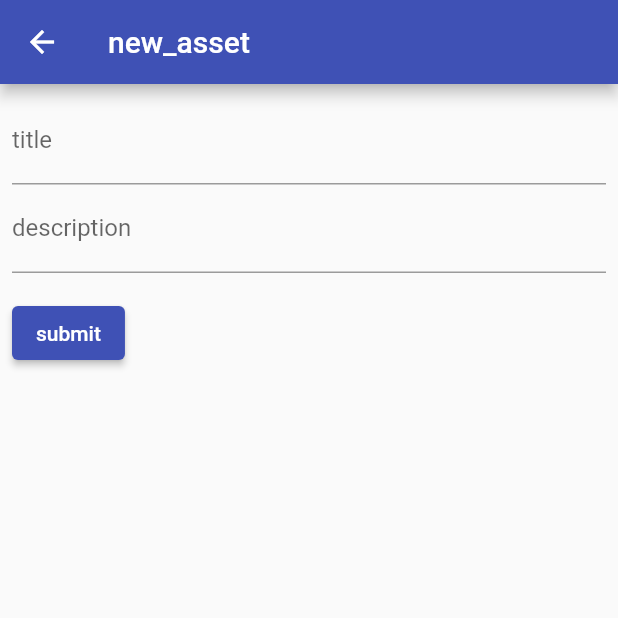
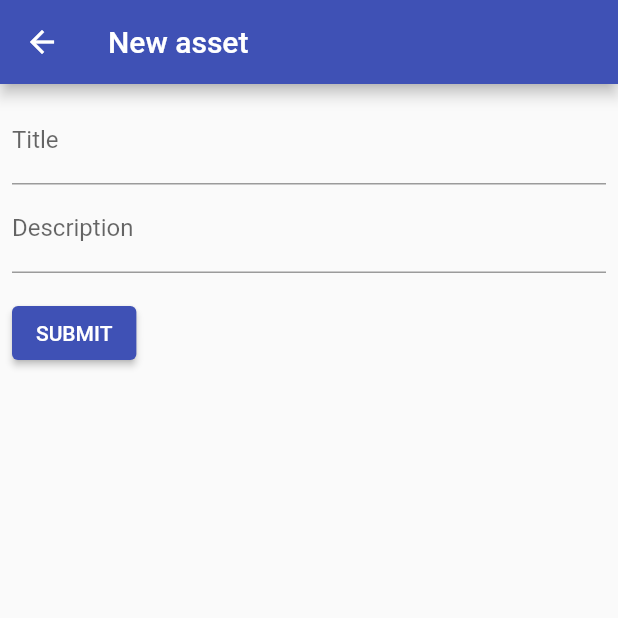
Before and after one commit to nicolaspernoud/tinytickets, a Flutter app: the NewEditAsset screen opened directly with empty values, on a phone screen of 412 x 824 dp, the top half of it. Run offline on Flutter 3.47's test engine with Material 2 defaults, Android fonts, the phone set to English and light mode, and no system bars; our stand-ins replace equatable, image_picker, shared_preferences; accounts and stored records are empty.

Commit message:
feat: translations

```diff
--- a/frontend/lib/components/new_asset.dart
+++ b/frontend/lib/components/new_asset.dart
@@ -93,7 +93,8 @@ class _NewEditAssetState extends State<NewEditAsset> {
                             } else {
                               await widget.crud.Create(widget.asset);
                             }
-                          } catch (e) {
+                            // Do nothing on TypeError as Create respond with a null id
+                          } on TypeError {} catch (e) {
                             msg = e.toString();
                           }
                           ScaffoldMessenger.of(context).showSnackBar(
--- a/frontend/lib/components/new_comment.dart
+++ b/frontend/lib/components/new_comment.dart
@@ -78,7 +78,7 @@ class _NewEditCommentState extends State<NewEditComment> {
                               } else {
                                 await widget.crud.Create(widget.comment);
                               }
-                            } catch (e) {
+                            } on TypeError {} catch (e) {
                               msg = e.toString();
                             }
                             ScaffoldMessenger.of(context).showSnackBar(
--- a/frontend/lib/i18n.dart
+++ b/frontend/lib/i18n.dart
@@ -14,14 +14,62 @@ class MyLocalizations {
 
   static Map<String, Map<String, String>> _localizedValues = {
     'en': {
+      'asset_created': 'Asset created created or altered successfully.',
+      'asset_deleted': 'Asset deleted successfully.',
+      'asset': 'Asset',
+      'assets': 'Assets',
+      'closed': 'Closed',
+      'comments': 'Comments',
+      'comment_created': 'Comment created created or altered successfully.',
+      'comment_deleted': 'Comment deleted successfully.',
+      'content': 'Content',
+      'description': 'Description',
+      'edit_asset': 'Edit asset',
+      'edit_comment': 'Edit comment',
+      'edit_ticket': 'Edit ticket',
+      'hostname': 'Server name',
+      'new_asset': 'New asset',
+      'new_comment': 'New comment',
       'new_ticket': 'New ticket',
-      'tickets': 'Tickets',
-      'settings': 'Settings'
+      'no_assets': 'No assets',
+      'pick_photo': 'Pick a photo',
+      'please_enter_some_text': 'Please enter some text',
+      'settings': 'Settings',
+      'show_closed': 'Show closed tickets',
+      'submit': 'SUBMIT',
+      'ticket_created': 'Ticket created or altered successfully.',
+      'ticket_deleted': 'Ticket deleted successfully.',
+      'title': 'Title',
+      'token': 'Token',
     },
     'fr': {
+      'asset_created': 'Actif créé ou modifié avec succès.',
+      'asset_deleted': 'Actif supprimé avec succès.',
+      'asset': 'Actif',
+      'assets': 'Actifs',
+      'closed': 'Fermé',
+      'comments': 'Commentaires',
+      'comment_created': 'Commentaire créé ou modifié avec succès.',
+      'comment_deleted': 'Commentaire supprimé avec succès.',
+      'content': 'Contenu',
+      'description': 'Description',
+      'edit_asset': 'Modifier l\'actif',
+      'edit_comment': 'Modifier le commentaire',
+      'edit_ticket': 'Modifier le ticket',
+      'hostname': 'Nom du serveur',
+      'new_asset': 'Nouvel actif',
+      'new_comment': 'Nouveau commentaire',
       'new_ticket': 'Nouveau ticket',
-      'tickets': 'Tickets',
-      'settings': 'Paramètres'
+      'no_assets': 'Aucun actif',
+      'pick_photo': 'Choisir une photo',
+      'please_enter_some_text': 'Veuillez entrer du texte',
+      'settings': 'Paramètres',
+      'show_closed': 'Montrer les tickets fermés',
+      'submit': 'VALIDER',
+      'ticket_created': 'Ticket créé ou modifié avec succès.',
+      'ticket_deleted': 'Ticket supprimé avec succès.',
+      'title': 'Titre',
+      'token': 'Jeton de sécurité',
     },
   };
 
```
Also changed, not shown: 1 other file.
